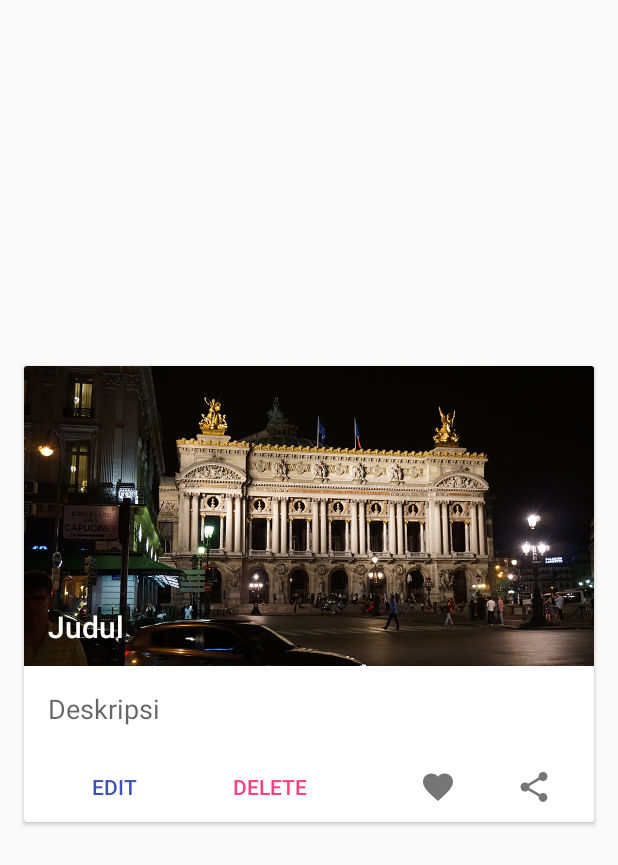
After one commit to tiaraed/Recycle-View-3, an Android app: the layout item_list.xml on its own in the app's theme, with its tools: preview values and no code run, on a phone screen of 412 x 824 dp. The commit adds this screen. Shown: the top 865 px of the screen. Run offline under Robolectric (Android 15) with nearby library versions, the phone set to English and light mode, and no system bars.

Commit message:
RecyclerView List Card

```diff
--- a/app/build.gradle
+++ b/app/build.gradle
@@ -26,5 +26,7 @@ dependencies {
     })
     compile 'com.android.support:appcompat-v7:24.2.1'
     compile 'com.android.support:design:24.2.1'
+    compile 'com.android.support:recyclerview-v7:24.2.1'
+    compile 'com.android.support:cardview-v7:24.2.1'
     testCompile 'junit:junit:4.12'
 }
--- /dev/null
+++ b/app/src/main/res/drawable/ic_favorite_black_24dp.xml
@@ -0,0 +1,9 @@
+<vector xmlns:android="http://schemas.android.com/apk/res/android"
+    android:width="24dp"
+    android:height="24dp"
+    android:viewportHeight="24.0"
+    android:viewportWidth="24.0">
+    <path
+        android:fillColor="#FF000000"
+        android:pathData="M12,21.35l-1.45,-1.32C5.4,15.36 2,12.28 2,8.5 2,5.42 4.42,3 7.5,3c1.74,0 3.41,0.81 4.5,2.09C13.09,3.81 14.76,3 16.5,3 19.58,3 22,5.42 22,8.5c0,3.78 -3.4,6.86 -8.55,11.54L12,21.35z" />
+</vector>
--- /dev/null
+++ b/app/src/main/res/drawable/ic_share_black_24dp.xml
@@ -0,0 +1,9 @@
+<vector xmlns:android="http://schemas.android.com/apk/res/android"
+    android:width="24dp"
+    android:height="24dp"
+    android:viewportHeight="24.0"
+    android:viewportWidth="24.0">
+    <path
+        android:fillColor="#FF000000"
+        android:pathData="M18,16.08c-0.76,0 -1.44,0.3 -1.96,0.77L8.91,12.7c0.05,-0.23 0.09,-0.46 0.09,-0.7s-0.04,-0.47 -0.09,-0.7l7.05,-4.11c0.54,0.5 1.25,0.81 2.04,0.81 1.66,0 3,-1.34 3,-3s-1.34,-3 -3,-3 -3,1.34 -3,3c0,0.24 0.04,0.47 0.09,0.7L8.04,9.81C7.5,9.31 6.79,9 6,9c-1.66,0 -3,1.34 -3,3s1.34,3 3,3c0.79,0 1.5,-0.31 2.04,-0.81l7.12,4.16c-0.05,0.21 -0.08,0.43 -0.08,0.65 0,1.61 1.31,2.92 2.92,2.92 1.61,0 2.92,-1.31 2.92,-2.92s-1.31,-2.92 -2.92,-2.92z" />
+</vector>
--- /dev/null
+++ b/app/src/main/res/layout/item_list.xml
@@ -0,0 +1,91 @@
+<?xml version="1.0" encoding="utf-8"?>
+<android.support.v7.widget.CardView xmlns:android="http://schemas.android.com/apk/res/android"
+    xmlns:app="http://schemas.android.com/apk/res-auto"
+    xmlns:tools="http://schemas.android.com/tools"
+    android:id="@+id/cardView"
+    android:layout_width="match_parent"
+    android:layout_height="304dp"
+    android:layout_gravity="center"
+    android:layout_marginBottom="@dimen/activity_vertical_margin"
+    android:layout_marginLeft="@dimen/activity_horizontal_margin"
+    android:layout_marginRight="@dimen/activity_horizontal_margin"
+    android:foreground="?attr/selectableItemBackground">
+
+    <RelativeLayout
+        android:layout_width="match_parent"
+        android:layout_height="wrap_content">
+
+        <ImageView
+            android:id="@+id/imageView"
+            android:layout_width="match_parent"
+            android:layout_height="200dp"
+            android:scaleType="centerCrop"
+            tools:src="@drawable/a" />
+
+        <TextView
+            android:id="@+id/textViewJudul"
+            android:layout_width="match_parent"
+            android:layout_height="40dp"
+            android:layout_alignBottom="@+id/imageView"
+            android:layout_marginLeft="16dp"
+            android:textAppearance="@style/TextAppearance.AppCompat.Title"
+            android:textColor="@android:color/white"
+            tools:text="Judul" />
+
+        <TextView
+            android:id="@+id/textViewDeskripsi"
+            android:layout_width="match_parent"
+            android:layout_height="wrap_content"
+            android:layout_below="@+id/imageView"
+            android:ellipsize="end"
+            android:maxLines="1"
+            android:padding="16dp"
+            android:textAppearance="@style/TextAppearance.AppCompat.Medium"
+            tools:text="Deskripsi" />
+
+        <Button
+            android:id="@+id/buttonEdit"
+            style="?android:attr/borderlessButtonStyle"
+            android:layout_width="wrap_content"
+            android:layout_height="wrap_content"
+            android:layout_below="@+id/textViewDeskripsi"
+            android:layout_marginLeft="16dp"
+            android:text="EDIT"
+            android:textColor="?attr/colorPrimary" />
+
+        <Button
+            android:id="@+id/buttonDelete"
+            style="?android:attr/borderlessButtonStyle"
+            android:layout_width="wrap_content"
+            android:layout_height="wrap_content"
+            android:layout_below="@+id/textViewDeskripsi"
+            android:layout_marginLeft="16dp"
+            android:layout_toRightOf="@+id/buttonEdit"
+            android:text="DELETE"
+            android:textColor="?attr/colorAccent" />
+
+        <ImageButton
+            android:id="@+id/buttonFavorite"
+            style="?android:attr/borderlessButtonStyle"
+            android:layout_width="48dp"
+            android:layout_height="48dp"
+            android:layout_below="@+id/textViewDeskripsi"
+            android:layout_marginRight="16dp"
+            android:layout_toLeftOf="@+id/buttonShare"
+            android:tint="#757575"
+            app:srcCompat="@drawable/ic_favorite_black_24dp" />
+
+        <ImageButton
+            android:id="@+id/buttonShare"
+            style="?android:attr/borderlessButtonStyle"
+            android:layout_width="48dp"
+            android:layout_height="48dp"
+            android:layout_alignParentRight="true"
+            android:layout_below="@+id/textViewDeskripsi"
+            android:layout_marginRight="16dp"
+            android:tint="#757575"
+            app:srcCompat="@drawable/ic_share_black_24dp" />
+
+    </RelativeLayout>
+
+</android.support.v7.widget.CardView>
```
Also changed, not shown: app/src/main/java/id/sch/smktelkom_mlg/learn/recyclerview3/MainActivity.java (+38 -0 lines), app/src/main/java/id/sch/smktelkom_mlg/learn/recyclerview3/adapter/HotelAdapter.java (added, +63 -0 lines), app/src/main/java/id/sch/smktelkom_mlg/learn/recyclerview3/model/Hotel.java (added, +21 -0 lines), app/src/main/res/drawable/ic_add_black_24dp.xml (added, +9 -0 lines), app/src/main/res/drawable/ic_camera_black_24dp.xml (added, +9 -0 lines), app/src/main/res/drawable/ic_search_black_24dp.xml (added, +9 -0 lines), app/src/main/res/layout/content_main.xml (+6 -12 lines), app/src/main/res/values/arrays.xml (added, +95 -0 lines), app/src/main/res/drawable/a.png (added), app/src/main/res/drawable/c.png (added), app/src/main/res/drawable/d.png (added), app/src/main/res/drawable/e.png (added), app/src/main/res/drawable/f.png (added), 1 other file.
